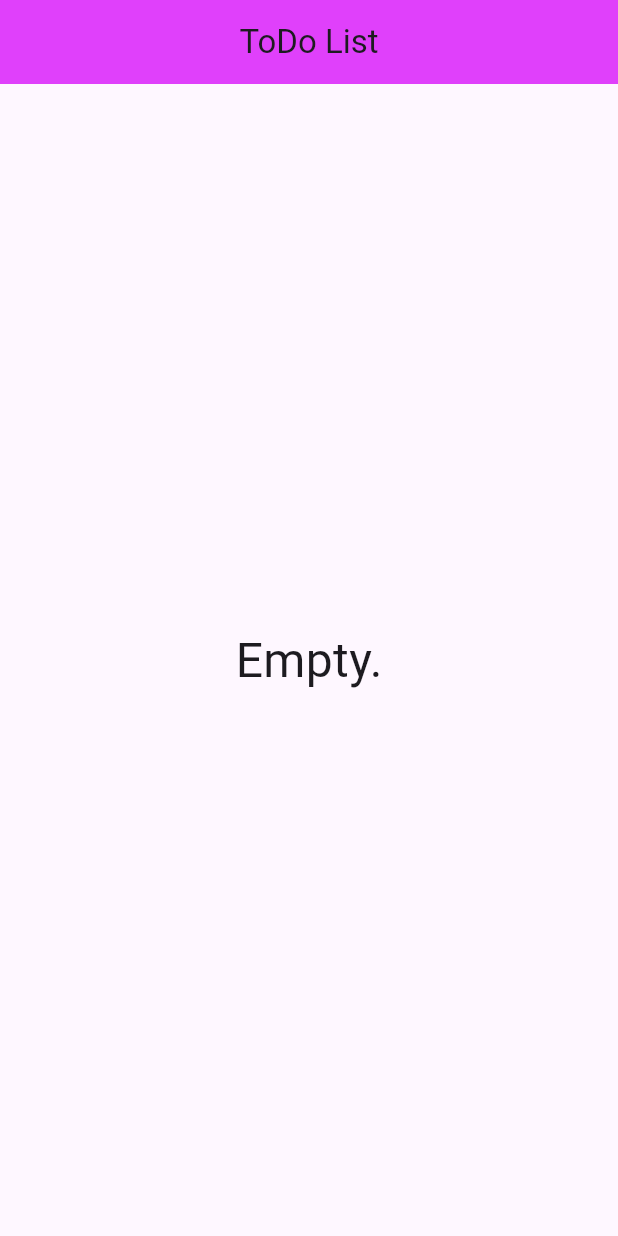
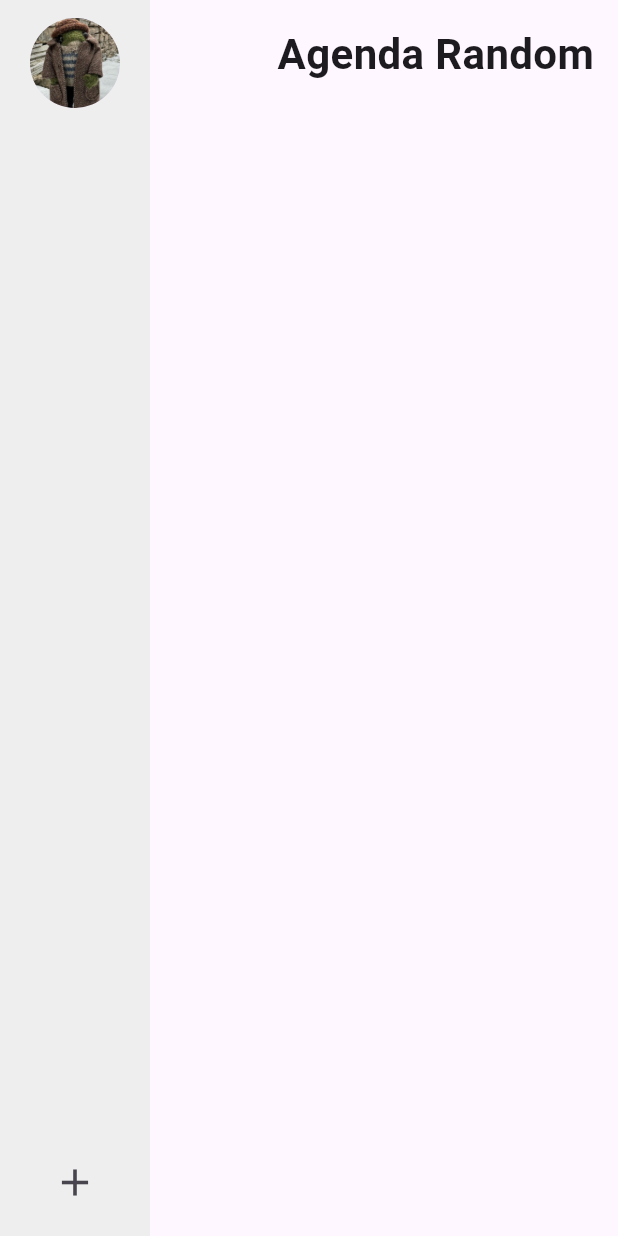
Before and after one commit to TheDollMaster98/project_3_todo_list, a Flutter app: the screen it shows after launch, on a phone screen of 412 x 824 dp. Run offline on Flutter 3.47's test engine with Material 3 defaults, Android fonts, the phone set to English and light mode, and no system bars.

Commit message:
creata la to do list

```diff
--- a/lib/app.dart
+++ b/lib/app.dart
@@ -1,5 +1,5 @@
 import 'package:flutter/material.dart';
-import 'package:project_3_todo_list/pages/home_page.dart';
+import 'package:project_3_todo_list/pages/home/home_page.dart';
 
 class App extends StatelessWidget {
   @override
--- /dev/null
+++ b/lib/pages/home/home_page.dart
@@ -0,0 +1,65 @@
+import 'package:flutter/material.dart';
+import 'package:project_3_todo_list/pages/home/partials/home_page_body.dart';
+import 'package:project_3_todo_list/pages/home/partials/home_page_sidebar.dart';
+
+// HomePage è uno StatefulWidget che gestisce lo stato delle note.
+class HomePage extends StatefulWidget {
+  @override
+  HomePageState createState() => HomePageState();
+}
+
+// HomePageState contiene la logica per aggiungere e rimuovere note.
+class HomePageState extends State<HomePage> {
+  // Lista di stringhe che rappresenta le note.
+  List<String> notes = [];
+
+  // la logica della nuova nota va messa nell'HomePage
+  // che ha accesso alla var notes
+  // poi passerò la funzione all'interno della sideBar
+  // che la richiamerà al click.
+  void addNewNote() {
+    final note = ([
+      "Nuova nota veramente lunga!",
+      "Comprare il sugo.",
+      "Risolvere i bug.",
+      "Dare la pappa a Cip.",
+      "Andare a ChinaTown.",
+      "Lode al Sole!",
+      "Sushi lover.",
+      "Push the payload!",
+    ]..shuffle())
+        .first;
+    setState(() {
+      notes.add(note);
+    });
+  }
+
+  void onDeleteNewNote(String note) {
+    setState(() {
+      notes.remove(note);
+    });
+  }
+
+  @override
+  Widget build(BuildContext context) {
+    return Scaffold(
+      // Utilizzo di Row per disporre la sidebar e il corpo della pagina affiancati.
+      // Se usassi Stack al posto di row
+      // le note andrebbero sopra la sidebar
+      // perché prenderebbe l'intero spazio disponibile
+      body: Row(
+        // Allinea i widget figli all'inizio della colonna trasversale:
+        crossAxisAlignment: CrossAxisAlignment.start,
+        children: [
+          // Sidebar che contiene il pulsante per aggiungere note:
+          HomePageSideBar(addNewNote: addNewNote),
+          // Passa la lista di note al corpo della pagina:
+          HomePageBody(
+            notes: notes,
+            onNoteDelete: onDeleteNewNote,
+          ),
+        ],
+      ),
+    );
+  }
+}
--- /dev/null
+++ b/lib/pages/home/partials/home_page_body.dart
@@ -0,0 +1,59 @@
+import 'package:flutter/material.dart';
+import 'package:project_3_todo_list/components/note.dart';
+
+// Definizione di HomePageBody, un widget che rappresenta il conbtenuto della homepage.
+class HomePageBody extends StatelessWidget {
+  final List<String> notes;
+  final void Function(String note) onNoteDelete;
+
+  const HomePageBody({required this.notes, required this.onNoteDelete});
+
+  @override
+  Widget build(BuildContext context) {
+    // Expanded permette al widget di riempire lo spazio disponibile nel suo contenitore, adattandosi alla dimensione dello schermo.
+    return Expanded(
+      child: Column(
+        crossAxisAlignment: CrossAxisAlignment.end,
+        children: [
+          // SafeArea impedisce al contenuto di sovrapporsi a parti critiche del dispositivo come la notch o la telecamera frontale.
+          SafeArea(
+            child: Padding(
+              padding: const EdgeInsets.all(16),
+              // Il titolo "Agenda Random" è posizionato qui per rimanere visibile e non scrollabile.
+              child: Text(
+                "Agenda Random",
+                style: TextStyle(
+                  fontSize: 28,
+                  fontWeight: FontWeight.bold,
+                ),
+              ),
+            ),
+          ),
+          // SizedBox fornisce uno spazio vuoto per una migliore separazione visiva tra il titolo e le varie note.
+          SizedBox(height: 16),
+          // Expanded avvolge SingleChildScrollView per consentire alle note di scorrere senza occupare troppo spazio.
+          Expanded(
+            // Padding aggiunge spazio ai lati del contenuto scrollabile per evitare che le note tocchino i bordi dello schermo.
+            child: Padding(
+              padding: const EdgeInsets.symmetric(horizontal: 16),
+              // SingleChildScrollView consente alle note di scorrere verticalmente se superano la lunghezza dello schermo.
+              child: SingleChildScrollView(
+                child: Column(
+                  crossAxisAlignment: CrossAxisAlignment.end,
+                  // La mappatura delle note in widget Note consente di visualizzare dinamicamente una lista di note.
+                  children: notes
+                      .map((note) => Note(
+                            text: note,
+                            // Associa ogni nota alla funzione onDoubleTap per la rimozione.
+                            onDoubleTap: () => onNoteDelete(note),
+                          ))
+                      .toList(), // La conversione in lista è necessaria per costruire l'interfaccia utente.
+                ),
+              ),
+            ),
+          ),
+        ],
+      ),
+    );
+  }
+}
--- /dev/null
+++ b/lib/pages/home/partials/home_page_sidebar.dart
@@ -0,0 +1,42 @@
+import 'package:flutter/material.dart';
+
+// Definizione di HomePageSideBar, un widget che rappresenta una barra laterale nella homepage.
+class HomePageSideBar extends StatelessWidget {
+  // Il parametro 'addNewNote' è un callback che il widget può chiamare.
+  // Questo pattern è simile al passaggio di event handlers in Angular (binding) o React (props).
+  // Viene utilizzato per notificare ad altri widget che un nuovo evento (come l'aggiunta di una nota) è avvenuto.
+  final void Function() addNewNote;
+
+  // Costruttore di HomePageSideBar che richiede un callback 'addNewNote'.
+  const HomePageSideBar({required this.addNewNote});
+
+  @override
+  Widget build(BuildContext context) {
+    // SafeArea è utilizzato per evitare che il contenuto venga bloccato da aree non interattive come la notch o i controlli del dispositivo.
+    return SafeArea(
+      // Container che definisce la larghezza, il colore di sfondo e il padding della barra laterale.
+      child: Container(
+        width: 100,
+        color: Colors.grey.shade200,
+        padding: EdgeInsets.symmetric(vertical: 12),
+        // Column organizza i widget figli verticalmente e li spazia uniformemente.
+        child: Column(
+          mainAxisAlignment: MainAxisAlignment.spaceBetween,
+          children: [
+            // CircleAvatar mostra un'immagine circolare, utilizzata qui come immagine del profilo.
+            CircleAvatar(
+              radius: 30,
+              backgroundImage: AssetImage("assets/images/propic_frog.jpg"),
+            ),
+            // IconButton è un pulsante che, quando premuto, esegue il callback 'addNewNote'.
+            IconButton(
+              onPressed: addNewNote,
+              iconSize: 30,
+              icon: Icon(Icons.add),
+            ),
+          ],
+        ),
+      ),
+    );
+  }
+}
--- a/lib/pages/home_page.dart
+++ /dev/null
@@ -1,20 +0,0 @@
-import 'package:flutter/material.dart';
-
-class HomePage extends StatelessWidget {
-  const HomePage({super.key});
-
-  @override
-  Widget build(BuildContext context) {
-    return Scaffold(
-        appBar: AppBar(
-          backgroundColor: Colors.purpleAccent,
-          title: const Center(child: Text("ToDo List")),
-        ),
-        body: Center(child: body()));
-  }
-}
-
-Widget body() => Text(
-      "Empty.",
-      style: TextStyle(fontSize: 32),
-    );
--- a/pubspec.yaml
+++ b/pubspec.yaml
@@ -59,9 +59,9 @@ flutter:
   uses-material-design: true
 
   # To add assets to your application, add an assets section, like this:
-  # assets:
-  #   - images/a_dot_burr.jpeg
-  #   - images/a_dot_ham.jpeg
+  assets:
+    - assets/images/propic_frog.jpg
+
 
   # An image asset can refer to one or more resolution-specific "variants", see
   # https://flutter.dev/assets-and-images/#resolution-aware
```
Also changed, not shown: lib/components/note.dart (added, +47 -0 lines), assets/images/propic_frog.jpg (added).
